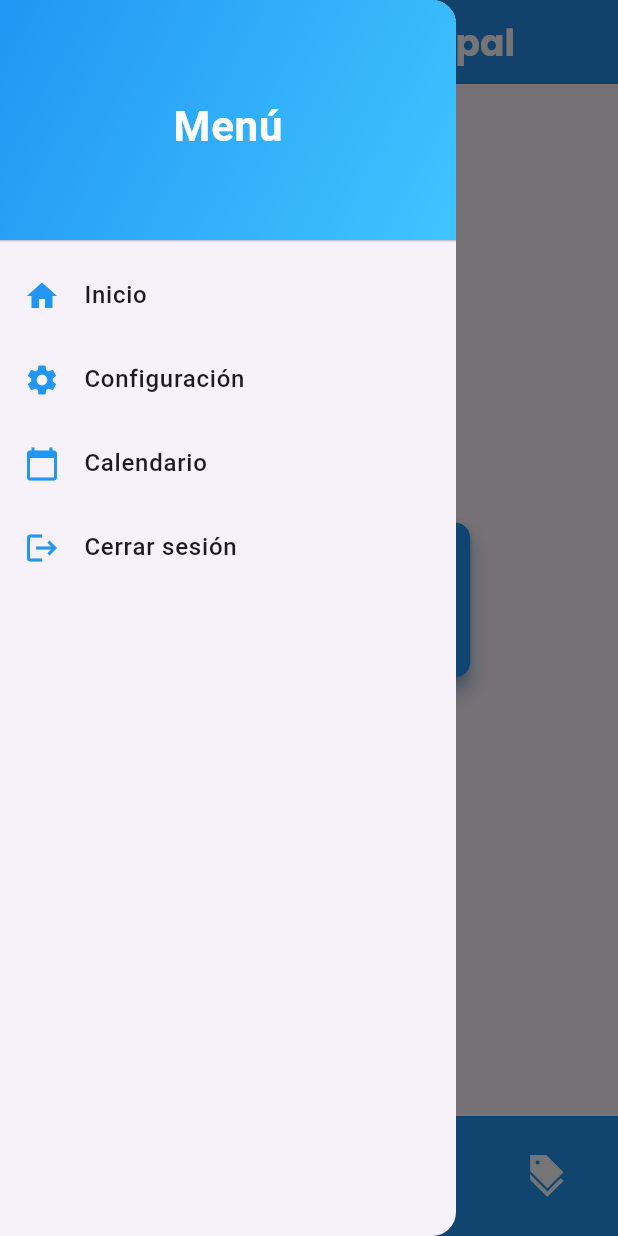
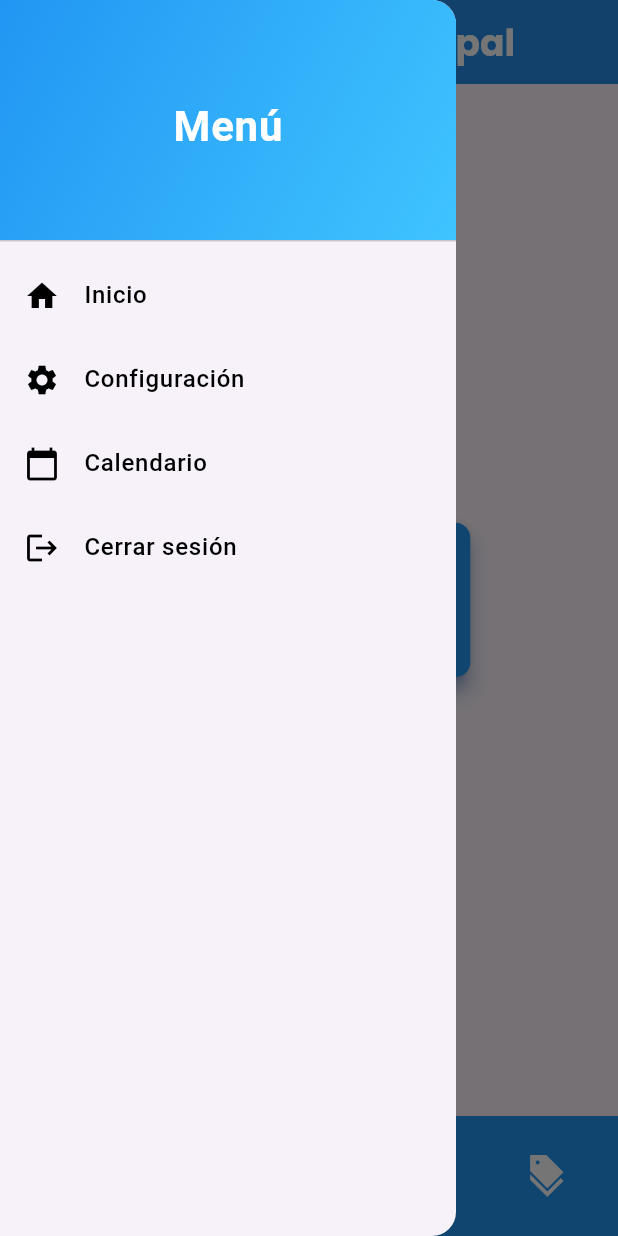
Before and after one commit to MiguelIrigoyen/my_diario_digital, a Flutter app: the screen it shows after launch, with the side drawer open, on a phone screen of 412 x 824 dp. Run offline on Flutter 3.47's test engine with Material 3 defaults, Android fonts, the phone set to English and light mode, and no system bars; our stand-ins replace camera, google_fonts, google_maps_flutter, sqflite, table_calendar; accounts and stored records are empty.

Commit message:
animacion
animacion

```diff
--- a/my_diario_digital/lib/main.dart
+++ b/my_diario_digital/lib/main.dart
@@ -171,15 +171,41 @@ class PantallaPrincipal extends StatelessWidget {
     required String text,
     required VoidCallback onTap,
   }) {
-    return ListTile(
-      leading: Icon(icon, color: Colors.blue),
-      title: Text(
-        text,
-        style: TextStyle(fontSize: 16, fontWeight: FontWeight.w500),
-      ),
-      onTap: onTap,
+    return StatefulBuilder(
+      builder: (context, setState) {
+        bool isHovered = false;
+
+        return MouseRegion(
+          onEnter: (_) => setState(() => isHovered = true),
+          onExit: (_) => setState(() => isHovered = false),
+          child: AnimatedContainer(
+            duration: Duration(milliseconds: 300),
+            curve: Curves.easeInOut,
+            decoration: BoxDecoration(
+              color: isHovered ? Colors.blue.shade50 : Colors.transparent,
+              borderRadius: BorderRadius.circular(8),
+            ),
+            child: ListTile(
+              leading: Icon(
+                icon,
+                color: isHovered ? Colors.blue : Colors.black,
+              ),
+              title: Text(
+                text,
+                style: TextStyle(
+                  fontSize: 16,
+                  fontWeight: FontWeight.w500,
+                  color: isHovered ? Colors.blue : Colors.black,
+                ),
+              ),
+              onTap: onTap,
+            ),
+          ),
+        );
+      },
     );
   }
+
 
   Widget _buildBottomNavItem({
     required IconData icon,
```
